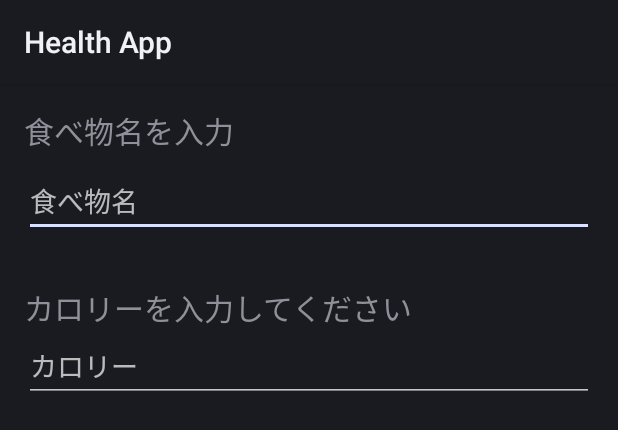
After one commit to itc-s21007/HealthApp, an Android app: the layout custom_dialog.xml on its own in the app's theme, with its tools: preview values and no code run, on a phone screen of 412 x 824 dp. The commit adds this screen. Shown: the top 430 px of the screen. Run offline under Robolectric (Android 15) with nearby library versions, the phone set to English and light mode, and no system bars.

Commit message:
カスタムダイアログから、値を取得

```diff
--- a/app/src/main/res/layout/activity_main.xml
+++ b/app/src/main/res/layout/activity_main.xml
@@ -5,6 +5,7 @@
     android:layout_width="match_parent"
     android:layout_height="match_parent"
 
+    android:autoSizeTextType="uniform"
     tools:context=".MainActivity">
 
     <TextView
@@ -19,7 +20,6 @@
         app:layout_constraintHorizontal_bias="0.0"
         app:layout_constraintStart_toStartOf="parent"
         app:layout_constraintTop_toTopOf="parent" />
-
 
 
     <Button
--- /dev/null
+++ b/app/src/main/res/layout/custom_dialog.xml
@@ -0,0 +1,65 @@
+<?xml version="1.0" encoding="utf-8"?>
+<androidx.constraintlayout.widget.ConstraintLayout xmlns:android="http://schemas.android.com/apk/res/android"
+    xmlns:app="http://schemas.android.com/apk/res-auto"
+    android:orientation="vertical"
+    android:layout_width="match_parent"
+    android:layout_height="match_parent">
+
+
+    <TextView
+        android:id="@+id/textView2"
+        android:layout_width="0dp"
+        android:layout_height="wrap_content"
+        android:layout_marginStart="16dp"
+        android:layout_marginTop="16dp"
+        android:layout_marginEnd="16dp"
+        android:text="@string/add_food"
+        android:textSize="20sp"
+        app:layout_constraintEnd_toEndOf="parent"
+        app:layout_constraintStart_toStartOf="parent"
+        app:layout_constraintTop_toTopOf="parent" />
+
+    <EditText
+        android:id="@+id/add_food"
+        android:layout_width="0dp"
+        android:layout_height="wrap_content"
+        android:layout_marginStart="16dp"
+        android:layout_marginTop="8dp"
+        android:layout_marginEnd="16dp"
+        android:ems="10"
+        android:hint="@string/foob"
+        android:inputType="textPersonName"
+        android:minHeight="48dp"
+        app:layout_constraintEnd_toEndOf="parent"
+        app:layout_constraintStart_toStartOf="parent"
+        app:layout_constraintTop_toBottomOf="@+id/textView2"
+        android:importantForAutofill="no" />
+
+    <TextView
+        android:id="@+id/textView3"
+        android:textSize="20sp"
+        android:layout_width="0dp"
+        android:layout_height="wrap_content"
+        android:layout_marginStart="16dp"
+        android:layout_marginTop="32dp"
+        android:layout_marginEnd="16dp"
+        android:text="@string/add_calorie"
+        app:layout_constraintEnd_toEndOf="parent"
+        app:layout_constraintStart_toStartOf="parent"
+        app:layout_constraintTop_toBottomOf="@+id/add_food" />
+
+    <EditText
+        android:id="@+id/add_calorie"
+        android:layout_width="0dp"
+        android:layout_height="wrap_content"
+        android:layout_marginStart="16dp"
+        android:layout_marginEnd="16dp"
+        android:ems="10"
+        android:hint="@string/calorie"
+        android:inputType="textPersonName"
+        android:minHeight="48dp"
+        app:layout_constraintEnd_toEndOf="parent"
+        app:layout_constraintStart_toStartOf="parent"
+        app:layout_constraintTop_toBottomOf="@+id/textView3"
+        android:importantForAutofill="no" />
+</androidx.constraintlayout.widget.ConstraintLayout>
--- a/app/src/main/res/values/strings.xml
+++ b/app/src/main/res/values/strings.xml
@@ -9,4 +9,12 @@
     <string name="back">戻る</string>
     <string name="register_item">登録</string>
     <string name="message">日時、食べ物、カロリー\nを登録してね</string>
+    <string name="add">登録</string>
+    <string name="add_food">食べ物名を入力</string>
+    <string name="add_calorie">カロリーを入力してください</string>
+    <string name="foob">食べ物名</string>
+    <string name="calorie">カロリー</string>
+    <string name="cancel">キャンセル</string>
+    <string name="home_back">ホーム</string>
+    <string name="tryining">おすすめ筋トレメニュー</string>
 </resources>
```
Also changed, not shown: app/src/main/java/jp/ac/it_college/std/s21007/healthapp/DB/HealthDataHelper.kt (renamed from app/src/main/java/jp/ac/it_college/std/s21007/healthapp/HealthDataHelper.kt, +7 -5 lines), app/src/main/java/jp/ac/it_college/std/s21007/healthapp/Dialog/DialogFood.kt (added, +66 -0 lines), app/src/main/java/jp/ac/it_college/std/s21007/healthapp/Dialog/DialogRegister.kt (renamed from app/src/main/java/jp/ac/it_college/std/s21007/healthapp/DialogRegister.kt, +3 -5 lines), app/src/main/java/jp/ac/it_college/std/s21007/healthapp/HistoryActivity.kt (+22 -6 lines), app/src/main/java/jp/ac/it_college/std/s21007/healthapp/HistoryDetail.kt (+24 -1 lines), app/src/main/java/jp/ac/it_college/std/s21007/healthapp/MainActivity.kt (+21 -6 lines), app/src/main/res/layout/activity_history_detail.xml (+58 -0 lines), app/src/main/res/drawable/food.png (added), app/src/main/res/drawable/helth.png (added), app/src/main/res/drawable/isida.png (added).
